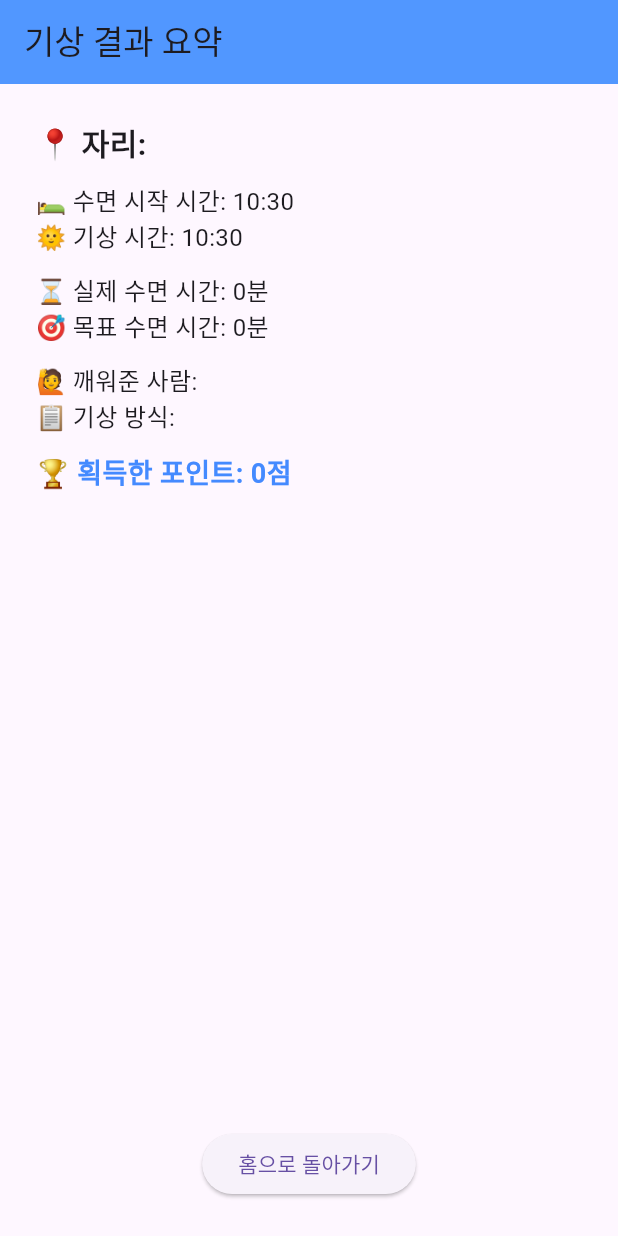
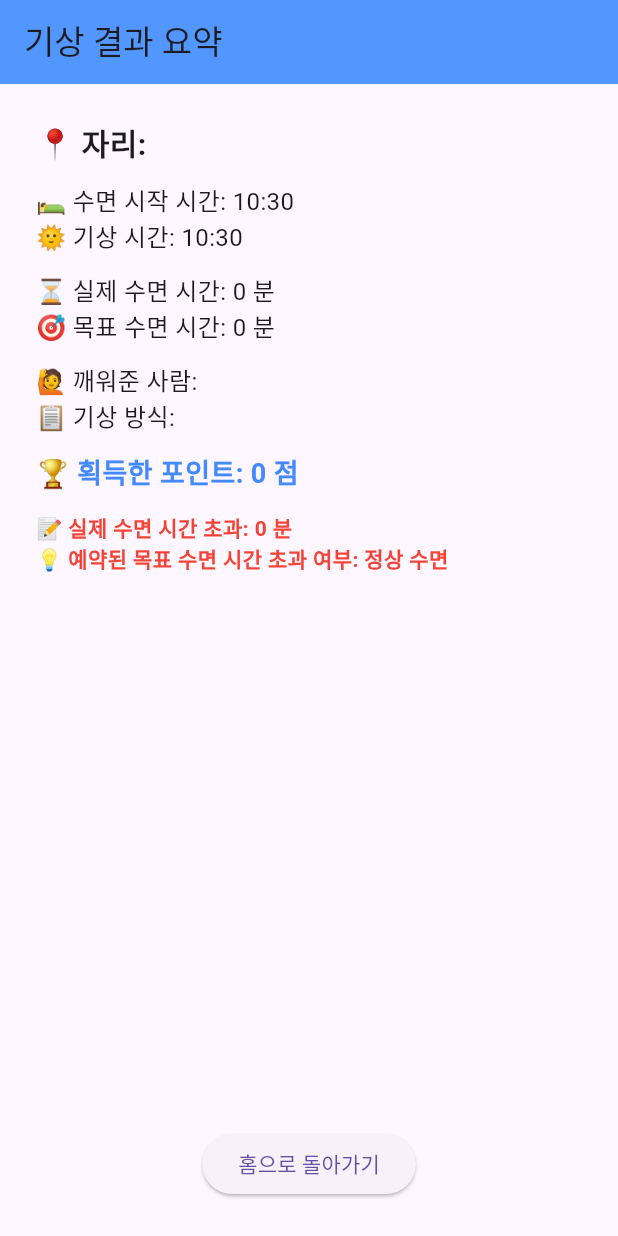
Before and after one commit to TAEHONG-LEE/cnuity, a Flutter app: the WakeResultScreen screen opened directly with empty values, on a phone screen of 412 x 824 dp. Run offline on Flutter 3.47's test engine with Material 3 defaults, Android fonts, the phone set to English and light mode, and no system bars; our stand-ins replace cloud_firestore, confetti, firebase_auth, firebase_core, fluttertoast, percent_indicator and 1 more; missing offline and left inert: mobile_scanner; accounts and stored records are empty.

Commit message:
Fix: 10분 이하 수면은 벌점 없음, 수면 시간 초과 체크

```diff
--- a/lib/screens/kkaezam/qr/scan_qr_screen.dart
+++ b/lib/screens/kkaezam/qr/scan_qr_screen.dart
@@ -108,25 +108,45 @@ class ScanQrScreen extends StatelessWidget {
         seatName = '$readingRoomName - $seatId번';
       }
 
-      // ✅ 수면 시간 계산
+      // ✅ 수면 시간 계산 (분으로 변환)
       final int actualSleepMinutes = wakeTime.difference(sleepStart).inMinutes;
       final int targetSleepMinutes = sleepDuration ~/ 60;
 
-      // ✅ 예약 때 차감했던 포인트 계산 (수면 목표 30분까지 10P, 그 이상 1분당 차감)
+      // ✅ 예약 시 차감했던 포인트 계산 (30분 이하 10P, 그 이상 1분당 차감)
       final int reservedPoints =
-          sleepDuration <= 1800 ? 10 : (sleepDuration / 60).ceil();
+          sleepDuration <= 1800
+              ? 10 // 30분 이하 예약 시 10포인트 차감
+              : (sleepDuration - 1800); // 30분 초과 시, 초과분에 대해 1분당 차감
 
       int pointsDelta = 0;
       final int overSleepMinutes = actualSleepMinutes - targetSleepMinutes;
 
       if (actualSleepMinutes <= 10) {
-        pointsDelta = -10; // 10분 이하 수면
+        pointsDelta = 0; // 10분 이하 수면
       } else if (overSleepMinutes >= 30) {
         pointsDelta = -10; // 30분 초과
       } else if (overSleepMinutes >= 10) {
         pointsDelta = -5; // 10분 초과
       } else {
         pointsDelta = reservedPoints; // 정상 수면 (예약 때 깎은 포인트 복구)
+      }
+
+      // ✅ 포인트 차감 또는 복구가 중복되지 않도록 확인
+      if (pointsDelta != 0) {
+        final logRef =
+            FirebaseFirestore.instance
+                .collection('users')
+                .doc(currentUid)
+                .collection('point_logs')
+                .doc();
+
+        // 포인트 로그 기록
+        await logRef.set({
+          'logId': logRef.id,
+          'delta': pointsDelta,
+          'reason': pointsDelta > 0 ? '수면 목표 달성 포인트 복구' : '수면 목표 초과 벌점',
+          'timestamp': FieldValue.serverTimestamp(),
+        });
       }
 
       // ✅ Sleep Session 기록
@@ -170,22 +190,6 @@ class ScanQrScreen extends StatelessWidget {
             'point': FieldValue.increment(pointsDelta),
           });
 
-      // ✅ 포인트 로그 기록
-      if (pointsDelta != 0) {
-        final logRef =
-            FirebaseFirestore.instance
-                .collection('users')
-                .doc(currentUid)
-                .collection('point_logs')
-                .doc();
-        await logRef.set({
-          'logId': logRef.id,
-          'delta': pointsDelta,
-          'reason': pointsDelta > 0 ? '수면 목표 달성 포인트 복구' : '수면 목표 초과 벌점',
-          'timestamp': FieldValue.serverTimestamp(),
-        });
-      }
-
       // ✅ WakeResultScreen 이동
       Navigator.pushReplacement(
         context,
@@ -199,6 +203,8 @@ class ScanQrScreen extends StatelessWidget {
                 wakeTime: wakeTime,
                 sleepDuration: sleepDuration,
                 pointsEarned: pointsDelta,
+                actualSleepMinutes: actualSleepMinutes, // 실제 수면 시간 전달
+                overSleepMinutes: overSleepMinutes, // 초과 수면 시간 전달
               ),
         ),
       );
--- a/lib/screens/kkaezam/qr/wake_result_screen.dart
+++ b/lib/screens/kkaezam/qr/wake_result_screen.dart
@@ -2,13 +2,15 @@ import 'package:flutter/material.dart';
 import 'package:intl/intl.dart';
 
 class WakeResultScreen extends StatelessWidget {
-  final String seatName; // 🔥 seatId 대신 seatName
+  final String seatName;
   final String resultType;
   final String wakerNickname;
   final DateTime sleepStart;
   final DateTime wakeTime;
-  final int sleepDuration; // 초 단위
+  final int sleepDuration;
   final int pointsEarned;
+  final int actualSleepMinutes; // 실제 수면 시간
+  final int overSleepMinutes; // 초과 수면 시간
 
   const WakeResultScreen({
     super.key,
@@ -19,13 +21,25 @@ class WakeResultScreen extends StatelessWidget {
     required this.wakeTime,
     required this.sleepDuration,
     required this.pointsEarned,
+    required this.actualSleepMinutes, // 실제 수면 시간
+    required this.overSleepMinutes, // 초과 수면 시간
   });
 
   @override
   Widget build(BuildContext context) {
-    final actualSleepMinutes = wakeTime.difference(sleepStart).inMinutes;
-    final targetSleepMinutes = sleepDuration ~/ 60;
     final formatter = DateFormat('HH:mm');
+
+    // 디버깅 정보를 출력
+    debugPrint('📍 자리: $seatName');
+    debugPrint('🛌 수면 시작 시간: ${formatter.format(sleepStart)}');
+    debugPrint('🌞 기상 시간: ${formatter.format(wakeTime)}');
+    debugPrint('⏳ 실제 수면 시간: $actualSleepMinutes 분');
+    debugPrint('🎯 목표 수면 시간: ${sleepDuration ~/ 60} 분');
+    debugPrint('📝 실제 수면 시간 초과: $overSleepMinutes 분');
+    debugPrint(
+      '💡 예약된 목표 수면 시간 초과 여부: ${overSleepMinutes >= 30 ? '30분 초과 (-10P)' : (overSleepMinutes >= 10 ? '10분 초과 (-5P)' : '정상 수면')}',
+    );
+    debugPrint('🏆 획득한 포인트: $pointsEarned 점');
 
     return Scaffold(
       appBar: AppBar(
@@ -48,13 +62,20 @@ class WakeResultScreen extends StatelessWidget {
               style: _normalStyle,
             ),
             const SizedBox(height: 12),
-            Text('⏳ 실제 수면 시간: ${actualSleepMinutes}분', style: _normalStyle),
-            Text('🎯 목표 수면 시간: ${targetSleepMinutes}분', style: _normalStyle),
+            Text('⏳ 실제 수면 시간: $actualSleepMinutes 분', style: _normalStyle),
+            Text('🎯 목표 수면 시간: ${sleepDuration ~/ 60} 분', style: _normalStyle),
             const SizedBox(height: 12),
             Text('🙋 깨워준 사람: $wakerNickname', style: _normalStyle),
             Text('📋 기상 방식: $resultType', style: _normalStyle),
             const SizedBox(height: 12),
-            Text('🏆 획득한 포인트: $pointsEarned점', style: _pointStyle),
+            Text('🏆 획득한 포인트: $pointsEarned 점', style: _pointStyle),
+            const SizedBox(height: 12),
+            // 디버깅 정보 추가
+            Text('📝 실제 수면 시간 초과: $overSleepMinutes 분', style: _debugStyle),
+            Text(
+              '💡 예약된 목표 수면 시간 초과 여부: ${overSleepMinutes >= 30 ? '30분 초과 (-10P)' : (overSleepMinutes >= 10 ? '10분 초과 (-5P)' : '정상 수면')}',
+              style: _debugStyle,
+            ),
             const Spacer(),
             Center(
               child: ElevatedButton(
@@ -80,4 +101,10 @@ class WakeResultScreen extends StatelessWidget {
     fontWeight: FontWeight.bold,
     color: Colors.blueAccent,
   );
+
+  TextStyle get _debugStyle => const TextStyle(
+    fontSize: 14,
+    color: Colors.red,
+    fontWeight: FontWeight.bold,
+  );
 }
```
